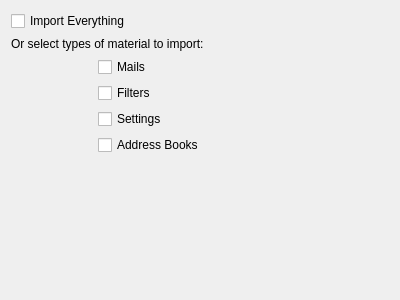
First picture: the form in importwizard/selectcomponentpage.ui, repository chusopr/kdepim-ktimetracker-akonadi, before the edit.
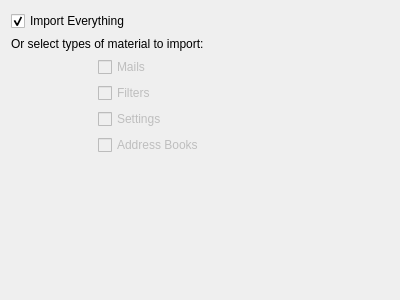
Second picture: the form after the edit.

```diff
--- a/importwizard/selectcomponentpage.ui
+++ b/importwizard/selectcomponentpage.ui
@@ -19,6 +19,9 @@
      <property name="text">
       <string>Import Everything</string>
      </property>
+     <property name="checked">
+      <bool>true</bool>
+     </property>
     </widget>
    </item>
    <item row="3" column="0">
@@ -53,6 +56,9 @@
       <layout class="QVBoxLayout" name="verticalLayout">
        <item>
         <widget class="QCheckBox" name="mails">
+         <property name="enabled">
+          <bool>false</bool>
+         </property>
          <property name="text">
           <string>Mails</string>
          </property>
@@ -60,6 +66,9 @@
        </item>
        <item>
         <widget class="QCheckBox" name="filters">
+         <property name="enabled">
+          <bool>false</bool>
+         </property>
          <property name="text">
           <string>Filters</string>
          </property>
@@ -67,6 +76,9 @@
        </item>
        <item>
         <widget class="QCheckBox" name="settings">
+         <property name="enabled">
+          <bool>false</bool>
+         </property>
          <property name="text">
           <string>Settings</string>
          </property>
@@ -74,6 +86,9 @@
        </item>
        <item>
         <widget class="QCheckBox" name="addressbooks">
+         <property name="enabled">
+          <bool>false</bool>
+         </property>
          <property name="text">
           <string>Address Books</string>
          </property>
```
